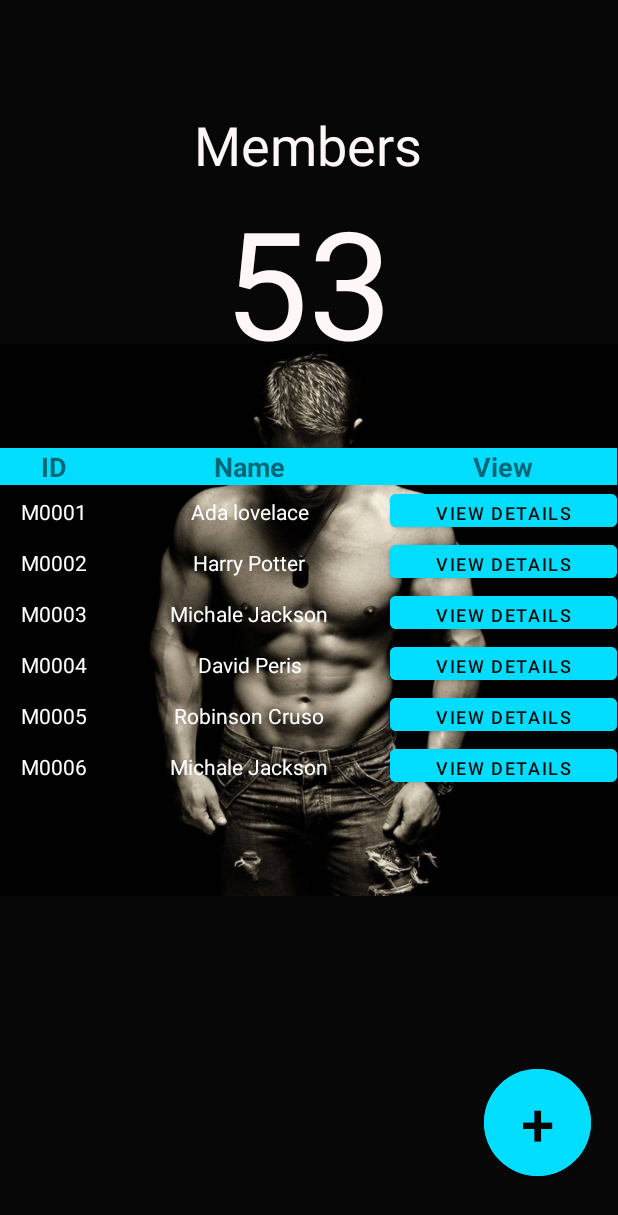
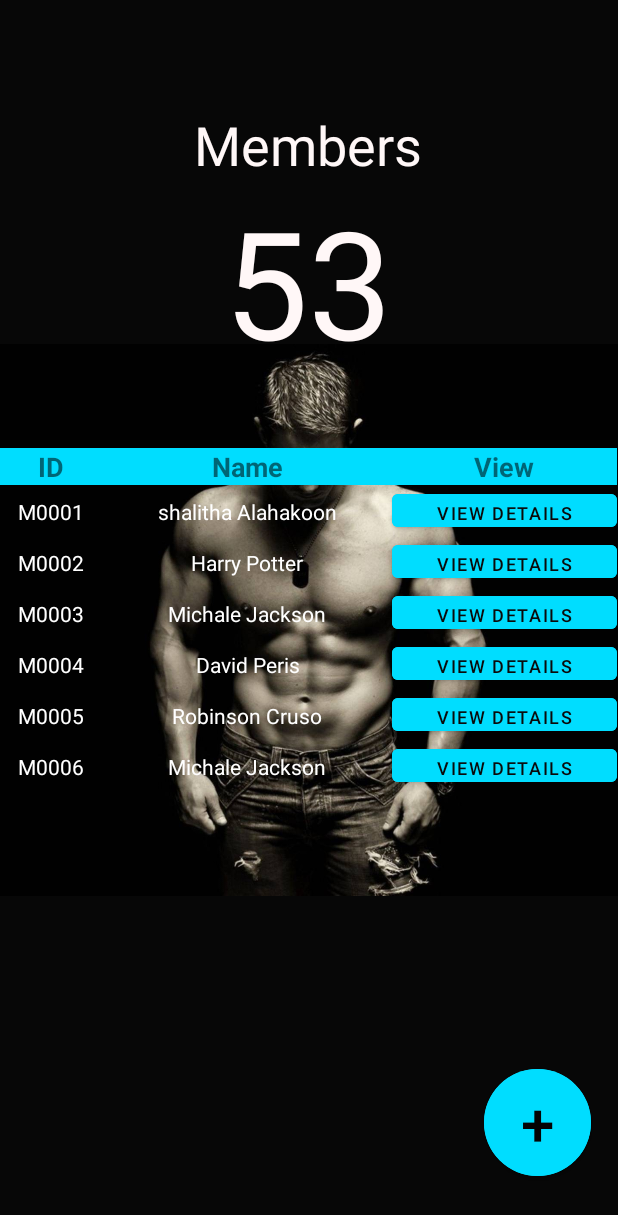
Before and after one commit to ShalithaAlahakoon/PowerFitApp-, an Android app: the MemberPage screen opened directly, with no data from a screen before it, on a phone screen of 412 x 824 dp. Shown: the top 1215 px of the screen. Run offline under Robolectric (Android 15) with nearby library versions, the phone set to English and light mode, and no system bars.

Commit message:
second update

```diff
--- a/app/src/main/AndroidManifest.xml
+++ b/app/src/main/AndroidManifest.xml
@@ -9,7 +9,8 @@
         android:roundIcon="@mipmap/ic_launcher_round"
         android:supportsRtl="true"
         android:theme="@style/Theme.PowerFit">
-        <activity android:name=".AddMember"></activity>
+        <activity android:name=".MemberDetails" />
+        <activity android:name=".AddMember" />
         <activity
             android:name=".MemberPage"
             android:label="@string/title_activity_member_page"
--- a/app/src/main/java/com/example/powerfit/MainActivity.java
+++ b/app/src/main/java/com/example/powerfit/MainActivity.java
@@ -18,8 +18,6 @@ public class MainActivity extends AppCompatActivity {
     public void Members(View view){
         Intent i =new Intent(this,MemberPage.class);
         startActivity(i);
-
-
         Toast.makeText(this, "You just clicked the Member button", Toast.LENGTH_SHORT).show();
 
     }
--- a/app/src/main/res/layout/activity_add_member.xml
+++ b/app/src/main/res/layout/activity_add_member.xml
@@ -23,7 +23,7 @@
         android:id="@+id/textView9"
         android:layout_width="wrap_content"
         android:layout_height="wrap_content"
-        android:text="Add New Member"
+        android:text="@string/add_new_member"
         android:textColor="#FFFFFF"
         android:textSize="36sp"
         app:layout_constraintBottom_toBottomOf="parent"
--- a/app/src/main/res/layout/activity_member_page.xml
+++ b/app/src/main/res/layout/activity_member_page.xml
@@ -19,7 +19,8 @@
         app:layout_constraintHorizontal_bias="0.5"
         app:layout_constraintStart_toStartOf="parent"
         app:layout_constraintTop_toTopOf="parent"
-        app:srcCompat="@drawable/wp2504211" />
+        app:srcCompat="@drawable/wp2504211"
+        android:contentDescription="@string/todo7" />
 
 
     <TextView
@@ -27,7 +28,7 @@
         android:layout_width="wrap_content"
         android:layout_height="wrap_content"
         android:layout_marginTop="72dp"
-        android:text="Members"
+        android:text="@string/members"
         android:textColor="#FFF7F7"
         android:textSize="36sp"
         app:layout_constraintEnd_toEndOf="parent"
@@ -39,7 +40,7 @@
         android:id="@+id/textView2"
         android:layout_width="152dp"
         android:layout_height="128dp"
-        android:text="53"
+        android:text="@string/_53"
         android:textAlignment="center"
         android:textColor="#FFF7F7"
         android:textSize="100sp"
@@ -60,7 +61,7 @@
         android:layout_marginBottom="10dp"
         android:backgroundTint="@android:color/holo_blue_bright"
         android:onClick="AddMembers"
-        android:text="+"
+        android:text="@string/btnAddMember"
         android:textColor="#040404"
         android:textSize="40sp"
         app:cornerRadius="5000dp"
@@ -91,7 +92,7 @@
                 android:background="#0CE1E8"
                 android:backgroundTint="@android:color/holo_blue_bright"
                 android:gravity="center"
-                android:text="ID"
+                android:text="@string/id"
                 android:textSize="18sp"
                 android:textStyle="bold" />
 
@@ -102,7 +103,7 @@
                 android:background="#FFFFFF"
                 android:backgroundTint="@android:color/holo_blue_bright"
                 android:gravity="center"
-                android:text="Name"
+                android:text="@string/name"
                 android:textSize="18sp"
                 android:textStyle="bold" />
 
@@ -113,7 +114,7 @@
                 android:background="#FFFFFF"
                 android:backgroundTint="@android:color/holo_blue_bright"
                 android:gravity="center"
-                android:text="View"
+                android:text="@string/view"
                 android:textSize="18sp"
                 android:textStyle="bold" />
 
@@ -123,34 +124,35 @@
         <TableRow
             android:layout_width="match_parent"
             android:layout_height="match_parent"
-            android:text="Name">
+            android:text="@string/name">
 
             <TextView
-                android:id="@+id/M0004"
+                android:id="@+id/m0002"
                 android:layout_width="32dp"
                 android:layout_height="wrap_content"
                 android:layout_weight="0.5"
                 android:gravity="center"
-                android:text="M0001"
+                android:text="@string/lblIDm0001"
                 android:textColor="#FFFFFF" />
 
             <TextView
-                android:id="@+id/textView4"
+                android:id="@+id/name2"
                 android:layout_width="wrap_content"
                 android:layout_height="wrap_content"
                 android:layout_weight="1"
                 android:gravity="center"
-                android:text="Ada lovelace"
+                android:text="@string/shalitha_alahakoon"
                 android:textColor="#FFFFFF" />
 
             <Button
-                android:id="@+id/button2"
+                android:id="@+id/btnVd1"
                 android:layout_width="135dp"
                 android:layout_height="34dp"
                 android:layout_weight="0.2"
                 android:backgroundTint="@android:color/holo_blue_bright"
                 android:gravity="center"
-                android:text="View Details"
+                android:onClick="MembersDetails"
+                android:text="@string/view_details"
                 android:textColor="#0B0A0A"
                 android:textSize="12sp" />
         </TableRow>
@@ -159,34 +161,34 @@
         <TableRow
             android:layout_width="match_parent"
             android:layout_height="match_parent"
-            android:text="Name">
+            android:text="@string/name">
 
             <TextView
-                android:id="@+id/M0004"
+                android:id="@+id/m0002"
                 android:layout_width="32dp"
                 android:layout_height="wrap_content"
                 android:layout_weight="0.5"
                 android:gravity="center"
-                android:text="M0002"
+                android:text="@string/m0002"
                 android:textColor="#FFFFFF" />
 
             <TextView
-                android:id="@+id/textView4"
+                android:id="@+id/name2"
                 android:layout_width="wrap_content"
                 android:layout_height="wrap_content"
                 android:layout_weight="1"
                 android:gravity="center"
-                android:text="Harry Potter"
+                android:text="@string/harry_potter"
                 android:textColor="#FFFFFF" />
 
             <Button
-                android:id="@+id/button2"
+                android:id="@+id/btnVd1"
                 android:layout_width="135dp"
                 android:layout_height="34dp"
                 android:layout_weight="0.2"
                 android:backgroundTint="@android:color/holo_blue_bright"
                 android:gravity="center"
-                android:text="View Details"
+                android:text="@string/view_details"
                 android:textColor="#0B0A0A"
                 android:textSize="12sp" />
         </TableRow>
@@ -194,34 +196,34 @@
         <TableRow
             android:layout_width="match_parent"
             android:layout_height="match_parent"
-            android:text="Name">
+            android:text="@string/name">
 
             <TextView
-                android:id="@+id/M0004"
+                android:id="@+id/m0002"
                 android:layout_width="32dp"
                 android:layout_height="wrap_content"
                 android:layout_weight="0.5"
                 android:gravity="center"
-                android:text="M0003"
+                android:text="@string/m0003"
                 android:textColor="#FFFFFF" />
 
             <TextView
-                android:id="@+id/textView4"
+                android:id="@+id/name2"
                 android:layout_width="wrap_content"
                 android:layout_height="wrap_content"
                 android:layout_weight="1"
                 android:gravity="center"
-                android:text="Michale Jackson"
+                android:text="@string/michale_jackson"
                 android:textColor="#FFFFFF" />
 
             <Button
-                android:id="@+id/button2"
+                android:id="@+id/btnVd1"
                 android:layout_width="135dp"
                 android:layout_height="34dp"
                 android:layout_weight="0.2"
                 android:backgroundTint="@android:color/holo_blue_bright"
                 android:gravity="center"
-                android:text="View Details"
+                android:text="@string/view_details"
                 android:textColor="#0B0A0A"
                 android:textSize="12sp" />
         </TableRow>
@@ -229,34 +231,34 @@
         <TableRow
             android:layout_width="match_parent"
             android:layout_height="match_parent"
-            android:text="Name">
+            android:text="@string/name">
 
             <TextView
-                android:id="@+id/M0004"
+                android:id="@+id/m0002"
                 android:layout_width="32dp"
                 android:layout_height="wrap_content"
                 android:layout_weight="0.5"
                 android:gravity="center"
-                android:text="M0004"
+                android:text="@string/m0004"
                 android:textColor="#FFFFFF" />
 
             <TextView
-                android:id="@+id/textView4"
+                android:id="@+id/name2"
                 android:layout_width="wrap_content"
                 android:layout_height="wrap_content"
                 android:layout_weight="1"
                 android:gravity="center"
-                android:text="David Peris"
+                android:text="@string/david_peris"
                 android:textColor="#FFFFFF" />
 
             <Button
-                android:id="@+id/button2"
+                android:id="@+id/btnVd1"
                 android:layout_width="135dp"
                 android:layout_height="34dp"
                 android:layout_weight="0.2"
                 android:backgroundTint="@android:color/holo_blue_bright"
                 android:gravity="center"
-                android:text="View Details"
+                android:text="@string/view_details"
                 android:textColor="#0B0A0A"
                 android:textSize="12sp" />
         </TableRow>
@@ -264,34 +266,34 @@
         <TableRow
             android:layout_width="match_parent"
             android:layout_height="match_parent"
-            android:text="Name">
+            android:text="@string/name">
 
             <TextView
-                android:id="@+id/M0004"
+                android:id="@+id/m0002"
                 android:layout_width="32dp"
                 android:layout_height="wrap_content"
                 android:layout_weight="0.5"
                 android:gravity="center"
-                android:text="M0005"
+                android:text="@string/m0005"
                 android:textColor="#FFFFFF" />
 
             <TextView
-                android:id="@+id/textView4"
+                android:id="@+id/name2"
                 android:layout_width="wrap_content"
                 android:layout_height="wrap_content"
                 android:layout_weight="1"
                 android:gravity="center"
-                android:text="Robinson Cruso"
+                android:text="@string/robinson_cruso"
                 android:textColor="#FFFFFF" />
 
             <Button
-                android:id="@+id/button2"
+                android:id="@+id/btnVd1"
                 android:layout_width="135dp"
                 android:layout_height="34dp"
                 android:layout_weight="0.2"
                 android:backgroundTint="@android:color/holo_blue_bright"
                 android:gravity="center"
-                android:text="View Details"
+                android:text="@string/view_details"
                 android:textColor="#0B0A0A"
                 android:textSize="12sp" />
 
@@ -300,34 +302,34 @@
         <TableRow
             android:layout_width="match_parent"
             android:layout_height="match_parent"
-            android:text="Name">
+            android:text="@string/name">
 
             <TextView
-                android:id="@+id/M0004"
+                android:id="@+id/m0002"
                 android:layout_width="32dp"
                 android:layout_height="wrap_content"
                 android:layout_weight="0.5"
                 android:gravity="center"
-                android:text="M0006"
+                android:text="@string/m0006"
                 android:textColor="#FFFFFF" />
 
             <TextView
-                android:id="@+id/textView4"
+                android:id="@+id/name2"
                 android:layout_width="wrap_content"
                 android:layout_height="wrap_content"
                 android:layout_weight="1"
                 android:gravity="center"
-                android:text="Michale Jackson"
+                android:text="@string/michale_jackson"
                 android:textColor="#FFFFFF" />
 
             <Button
-                android:id="@+id/button2"
+                android:id="@+id/btnVd1"
                 android:layout_width="135dp"
                 android:layout_height="34dp"
                 android:layout_weight="0.2"
                 android:backgroundTint="@android:color/holo_blue_bright"
                 android:gravity="center"
-                android:text="View Details"
+                android:text="@string/view_details"
                 android:textColor="#0B0A0A"
                 android:textSize="12sp" />
         </TableRow>
--- a/app/src/main/res/values/strings.xml
+++ b/app/src/main/res/values/strings.xml
@@ -1,5 +1,5 @@
 <resources>
-    <string name="app_name">PowerFit</string>
+    <string name="app_name">Power Fit</string>
     <string name="title_activity_member_page">MemberPage</string>
     <!-- Strings used for fragments for navigation -->
     <string name="first_fragment_label">First Fragment</string>
@@ -9,14 +9,72 @@
 
     <string name="hello_first_fragment">Hello first fragment</string>
     <string name="hello_second_fragment">Hello second fragment. Arg: %1$s</string>
+    <string name="add_new_member">Add New Member</string>
+    <string name="lblbmi">BMI</string>
+    <string name="lblschedules">Schedules</string>
+    <string name="lblmembers">Members</string>
+    <string name="lblhome">HOME</string>
+    <string name="lblexcercises">Excercises</string>
+    <string name="members">Members</string>
+    <string name="_53">53</string>
+    <string name="btnAddMember">+</string>
+    <string name="id">ID</string>
+    <string name="name1">Name</string>
+    <string name="view">View</string>
+    <string name="lblIDm0001">M0001</string>
+    <string name="todo1">TODO</string>
+    <string name="todo2">TODO</string>
+    <string name="todo3">TODO</string>
+    <string name="todo4">TODO</string>
+    <string name="lblname">Name</string>
+    <string name="lblshalitha_alahakoon">Shalitha Alahakoon</string>
+    <string name="lblshalitha97608_gmail_com">shalitha97608@gmail.com</string>
+    <string name="lbl_0711594026">0711594026</string>
+    <string name="lblmale">Male</string>
+    <string name="lbl_160cm">160cm</string>
+    <string name="lblheight">Height</string>
+    <string name="gender">Gender</string>
+    <string name="contact">Contact</string>
+    <string name="weight">Weight</string>
+    <string name="_74_kg">74 Kg</string>
+    <string name="email">Email</string>
+    <string name="member_details">Member Details</string>
+    <string name="edit_details">Edit Details</string>
+    <string name="delete_member">Delete Member</string>
+    <string name="todo5">TODO</string>
+    <string name="todo6">TODO</string>
+    <string name="todo7">TODO</string>
+    <string name="name2">Name</string>
+    <string name="m0003">M0003</string>
+    <string name="view_details1">View Details</string>
+    <string name="david_peris">David Peris</string>
+    <string name="m0004">M0004</string>
+    <string name="name3">Name</string>
+    <string name="view_details2">View Details</string>
+    <string name="michale_jackson1">Michale Jackson</string>
+    <string name="name4">Name</string>
+    <string name="view_details3">View Details</string>
+    <string name="harry_potter">Harry Potter</string>
+    <string name="m0002">M0002</string>
+    <string name="name5">Name</string>
+    <string name="view_details5">View Details</string>
+    <string name="shalitha_alahakoon">shalitha Alahakoon</string>
+    <string name="name6">Name</string>
+    <string name="m0005">M0005</string>
+    <string name="robinson_cruso">Robinson Cruso</string>
+    <string name="view_details6">View Details</string>
+    <string name="name">Name</string>
+    <string name="m0006">M0006</string>
+    <string name="michale_jackson">Michale Jackson</string>
+    <string name="view_details">View Details</string>
 
 
-        <string-array name="Membership_array">
-            <item>Platinum</item>
-            <item>Gold</item>
-            <item>Silver</item>
-            <item>Bronze</item>
+    <string-array name="Membership_array">
+        <item>Platinum</item>
+        <item>Gold</item>
+        <item>Silver</item>
+        <item>Bronze</item>
+    </string-array>
 
-        </string-array>
 
 </resources>
--- a/app/src/main/res/values/themes.xml
+++ b/app/src/main/res/values/themes.xml
@@ -2,7 +2,7 @@
     <!-- Base application theme. -->
     <style name="Theme.PowerFit" parent="Theme.MaterialComponents.DayNight.DarkActionBar">
         <!-- Primary brand color. -->
-        <item name="colorPrimary">@color/purple_500</item>
+        <item name="colorPrimary">@android:color/holo_blue_bright</item>
         <item name="colorPrimaryVariant">@color/purple_700</item>
         <item name="colorOnPrimary">@color/white</item>
         <!-- Secondary brand color. -->
```
Also changed, not shown: app/src/main/java/com/example/powerfit/MemberDetails.java (added, +18 -0 lines), app/src/main/java/com/example/powerfit/MemberPage.java (+8 -0 lines), app/src/main/res/layout/activity_main.xml (+13 -9 lines), app/src/main/res/layout/activity_member_details.xml (added, +260 -0 lines), app/src/main/res/drawable/_60930.jpg (added), app/src/main/res/drawable/gold.png (added), app/src/main/res/drawable/shalitha.png (added), 1 other file.
